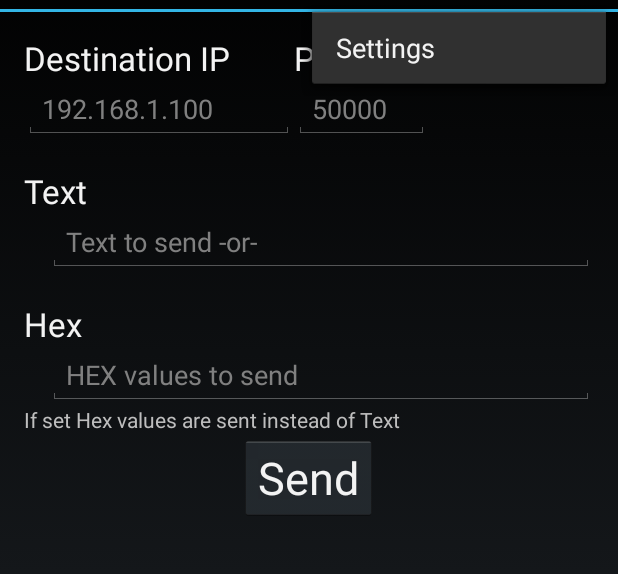
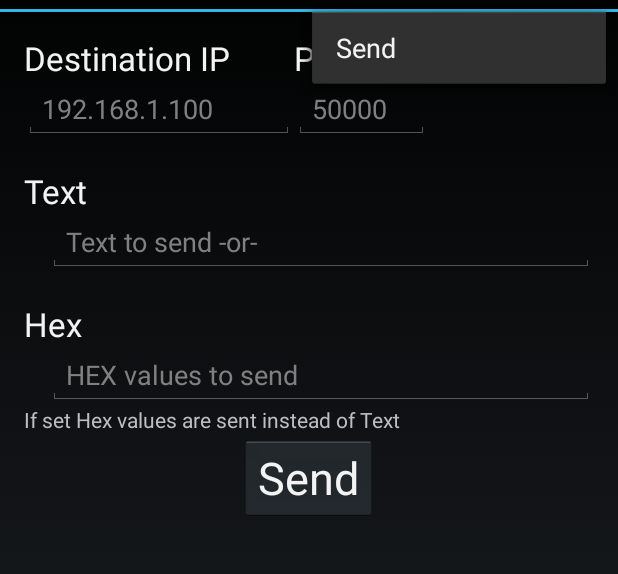
Before and after one commit to hastarin/android-udpsender, an Android app: the screen it shows after launch (MainActivity), with the options menu open, on a phone screen of 412 x 824 dp, the part 60-634 px from its top. Run offline under Robolectric (Android 15) with nearby library versions, the phone set to English and light mode, and no system bars.

Commit message:
Added Send command to the menu.  Removed Settings command that did nothing.

```diff
--- a/UDP Sender/src/main/res/menu/main.xml
+++ b/UDP Sender/src/main/res/menu/main.xml
@@ -1,9 +1,9 @@
 <menu xmlns:android="http://schemas.android.com/apk/res/android" >
 
     <item
-        android:id="@+id/action_settings"
+        android:id="@+id/action_send"
         android:orderInCategory="100"
         android:showAsAction="never"
-        android:title="@string/action_settings"/>
+        android:title="@string/button_send"/>
 
 </menu>
```
Also changed, not shown: UDP Sender/src/main/java/com/hastarin/android/udpsender/MainActivity.java (+13 -0 lines), 1 other file.
